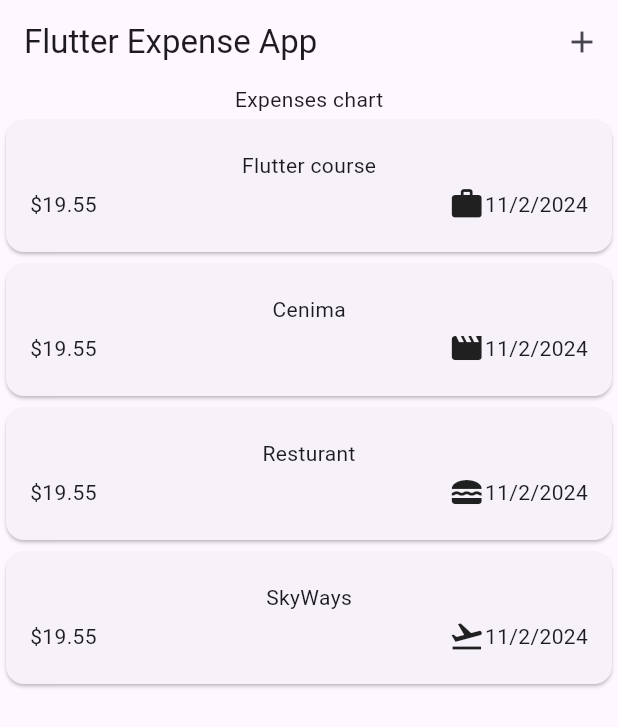
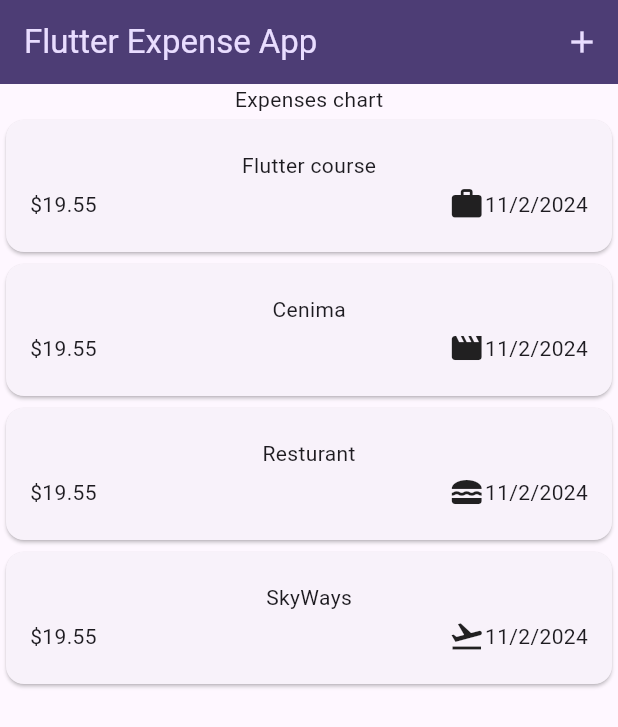
Before and after one commit to Junaidchohan/Maximilian_Schwarzmuller_Project, a Flutter app: the screen it shows after launch, on a phone screen of 412 x 824 dp. Shown: the top 727 px of the screen. Run offline on Flutter 3.47's test engine with Material 3 defaults, Android fonts, the phone set to English and light mode, and no system bars.

Commit message:
Setting and using colorScheme

```diff
--- a/lib/main.dart
+++ b/lib/main.dart
@@ -1,5 +1,8 @@
 import 'package:expenses__app/widgets/expense.dart';
 import 'package:flutter/material.dart';
+
+
+var kColorScheme = ColorScheme.fromSeed(seedColor: const Color.fromARGB(255, 96, 61, 181),);
 
 void main() {
   runApp(const MyApp());
@@ -13,7 +16,12 @@ class MyApp extends StatelessWidget {
   Widget build(BuildContext context) {
     return  MaterialApp(
       title: 'Flutter Demo',
-      theme: ThemeData(useMaterial3: true),
+      theme: ThemeData().copyWith(colorScheme: kColorScheme,
+      appBarTheme: const AppBarTheme().copyWith(
+        backgroundColor: kColorScheme.onPrimaryContainer,
+        foregroundColor: kColorScheme.primaryContainer,
+      )
+      ),
       home: const Expenses(),
     );
   }
```
